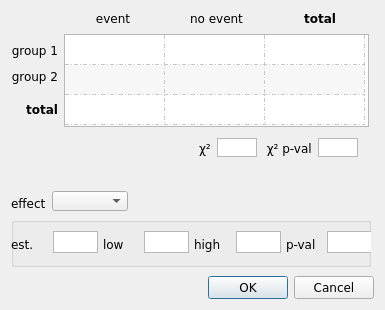
Before: the Qt Designer form binary_data_form.ui in bwallace/OpenMeta-analyst-, drawn with Qt 5.
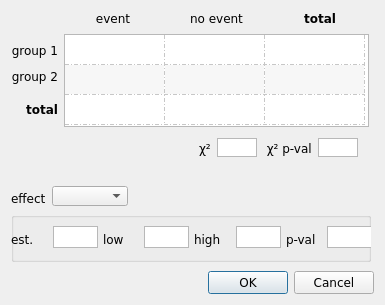
After: the same form once the commit is applied. Icons and pictures are not drawn.

```diff
--- a/binary_data_form.ui
+++ b/binary_data_form.ui
@@ -10,19 +10,19 @@
     <x>0</x>
     <y>0</y>
     <width>385</width>
-    <height>310</height>
+    <height>305</height>
    </rect>
   </property>
   <property name="minimumSize">
    <size>
     <width>385</width>
-    <height>310</height>
+    <height>305</height>
    </size>
   </property>
   <property name="maximumSize">
    <size>
     <width>385</width>
-    <height>310</height>
+    <height>305</height>
    </size>
   </property>
   <property name="font">
@@ -361,6 +361,9 @@
    </item>
    <item row="7" column="0" colspan="2">
     <layout class="QHBoxLayout" name="horizontalLayout">
+     <property name="spacing">
+      <number>6</number>
+     </property>
      <property name="leftMargin">
       <number>36</number>
      </property>
```
